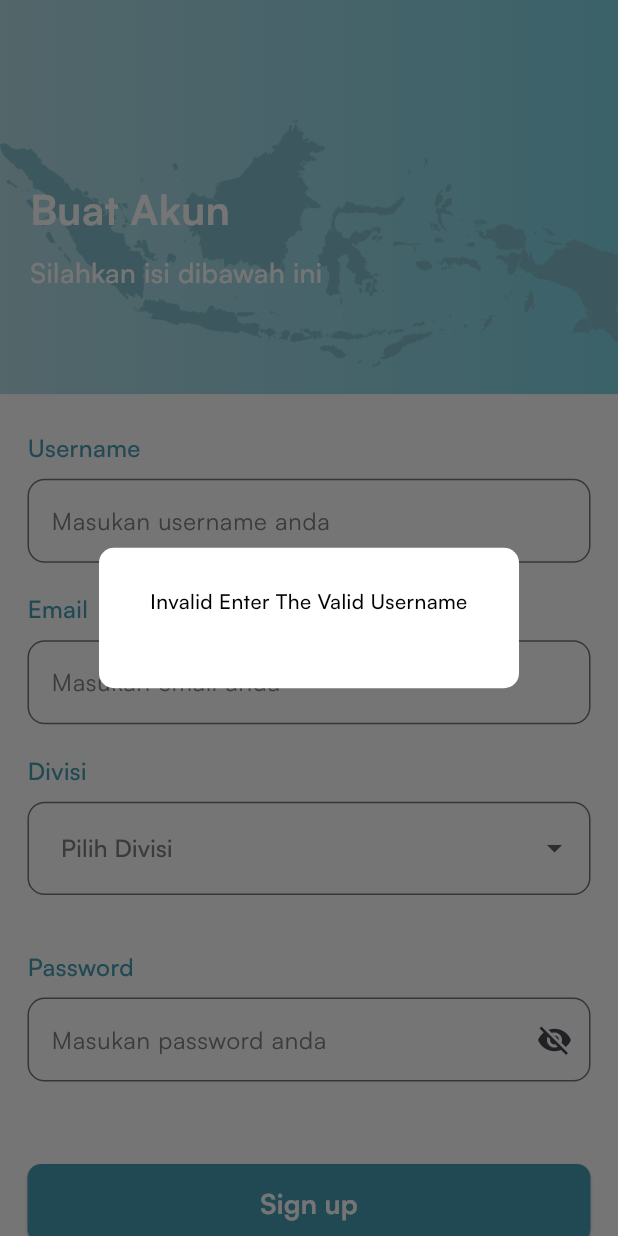
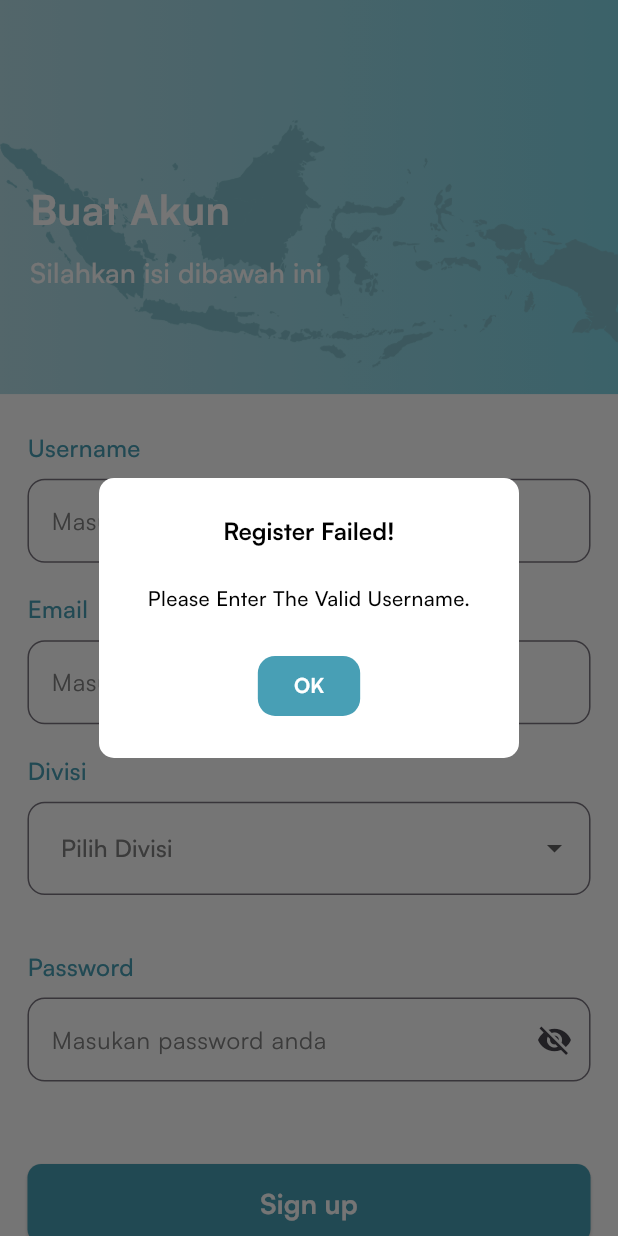
Before and after one commit to GGngodong/tracking-apps, a Flutter app: the RegisterPage screen opened by its route, after a tap on "Sign up", on a phone screen of 412 x 824 dp. Run offline on Flutter 3.47's test engine with Material 3 defaults, Android fonts, the phone set to English and light mode, and no system bars; our stand-ins replace bloc, cloud_functions, connectivity_plus, dropdown_button2, easy_localization, equatable and 14 more; missing offline and left inert: flutter_downloader, syncfusion_flutter_pdfviewer; accounts and stored records are empty.

Commit message:
fix alert dialog

```diff
--- a/lib/presentation/pages/register/register_mixin.dart
+++ b/lib/presentation/pages/register/register_mixin.dart
@@ -28,13 +28,13 @@ mixin RegisterMixin on State<RegisterPage> {
   }
 
   void _submit(RegisterBloc registerBloc) {
-    HttpResponseModel httpResponseModel = AppHelper.checkUsernameEmailAndPassword(
+    HttpResponseModel httpResponseModel =
+        AppHelper.checkUsernameEmailAndPassword(
       username: _usernameTextEditingController.text.trim(),
       email: _emailTextEditingController.text.trim(),
       password: _passwordTextEditingController.text.trim(),
     );
     if (httpResponseModel.statusCode == 200) {
-      AppHelper.alertDialogMessage(context: context, content: 'Register Success!');
       registerBloc.add(
         RegisterButtonPressed(
           username: _usernameTextEditingController.text.trim(),
@@ -43,8 +43,23 @@ mixin RegisterMixin on State<RegisterPage> {
           division: _divisionTextEditingController.text.trim(),
         ),
       );
+      Future.delayed(const Duration(seconds: 5));
+      AppHelper.alertDialogMessage(
+        title: 'Register Success!',
+        isFailed: true,
+        isLogOut: false,
+        context: context,
+        content: 'Please login to continue.',
+        onPressedYes: () {
+          context.go(Routes.login.path);
+        },
+      );
     } else {
-      AppHelper.alertDialogMessage(context: context, content: 'Invalid ${httpResponseModel.message}');
+      AppHelper.alertDialogMessage(
+          title: 'Register Failed!',
+          context: context,
+          content: 'Please ${httpResponseModel.message}.',
+          isFailed: true);
     }
   }
 
@@ -52,15 +67,25 @@ mixin RegisterMixin on State<RegisterPage> {
     if (state is CheckSuccess) {
       if (state.data != null && !state.data!) {
         if (state.verificationCode != null) {
-          AppHelper.alertDialogMessage(context: context, content: 'Verification code has been sent to your email');
+          AppHelper.alertDialogMessage(
+              context: context,
+              content: 'Verification code has been sent to your email');
           context.go(Routes.login.path);
         }
       } else {
-        AppHelper.alertDialogMessage(context: context, content: 'Email already exists');
+        AppHelper.alertDialogMessage(
+            isFailed: true,
+            title: 'Register Failed!',
+            context: context,
+            content: 'Email already exists');
         print('================== CURRENT STATE : $state ==================');
       }
     } else if (state is CheckFailed) {
-      AppHelper.alertDialogMessage(context: context, content: 'Something went wrong!');
+      AppHelper.alertDialogMessage(
+          isFailed: true,
+          title: 'Register Failed!',
+          context: context,
+          content: 'Something went wrong!');
       print('================== CURRENT STATE : $state ==================');
     }
   }
--- a/lib/presentation/pages/upload/upload_page.dart
+++ b/lib/presentation/pages/upload/upload_page.dart
@@ -186,9 +186,11 @@ class _UploadPageState extends State<UploadPage> with UploadMixin {
                       text: 'Unggah Surat',
                       onPressed: () {
                         AppHelper.alertDialogMessage(
+                            title: 'Unggah Permohonan',
                             context: context,
                             content:
                             'Are you sure you want to upload this document?',
+                            isLogOut: true,
                             onPressedNo: () {
                               Navigator.pop(context);
                             },
```
Also changed, not shown: lib/main.dart (+5 -4 lines), lib/presentation/pages/login/login_mixin.dart (+19 -20 lines).
